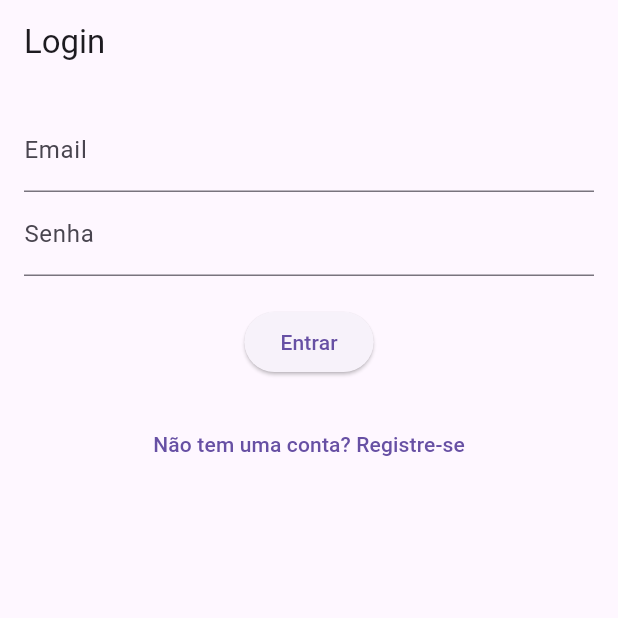
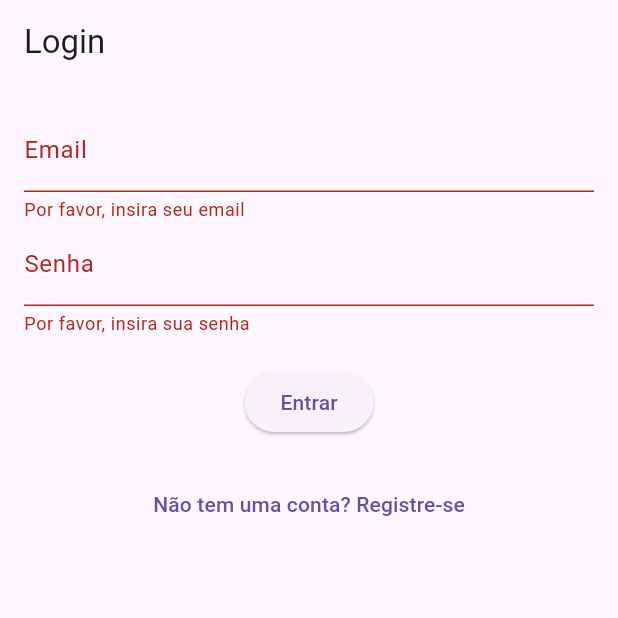
Before and after one commit to italoprobo/marquei, a Flutter app: the screen it shows after launch, after a tap on "Entrar", on a phone screen of 412 x 824 dp, the top half of it. Run offline on Flutter 3.47's test engine with Material 3 defaults, Android fonts, the phone set to English and light mode, and no system bars; our stand-ins replace carousel_slider, flutter_dotenv, geolocator, google_maps_flutter, image_picker, supabase_flutter; accounts and stored records are empty.

Commit message:
Implementa MVC no login

```diff
--- /dev/null
+++ b/marquei_frontend/marquei/lib/controllers/login_controller.dart
@@ -0,0 +1,24 @@
+// controllers/login_controller.dart
+import 'package:flutter/material.dart';
+import '../services/login_service.dart';
+
+class LoginController {
+  final emailController = TextEditingController();
+  final passwordController = TextEditingController();
+  final LoginService _loginService = LoginService();
+
+  Future<String?> login() async {
+    final email = emailController.text;
+    final password = passwordController.text;
+
+    try {
+      final response = await _loginService.login(email, password);
+      if (response.user == null) {
+        return 'Erro ao fazer login: usuário não encontrado.';
+      }
+      return null; // Sucesso
+    } catch (e) {
+      return 'Erro ao tentar logar: $e';
+    }
+  }
+}
--- /dev/null
+++ b/marquei_frontend/marquei/lib/services/login_service.dart
@@ -0,0 +1,10 @@
+// services/login_service.dart
+import 'package:supabase_flutter/supabase_flutter.dart';
+
+class LoginService {
+  final supabase = Supabase.instance.client;
+
+  Future<AuthResponse> login(String email, String password) async {
+    return await supabase.auth.signInWithPassword(email: email, password: password);
+  }
+}
--- a/marquei_frontend/marquei/lib/views/login.dart
+++ b/marquei_frontend/marquei/lib/views/login.dart
@@ -1,7 +1,8 @@
+// views/login_view.dart
 import 'package:flutter/material.dart';
-import 'package:marquei/views/home.dart';
-import 'package:marquei/views/singup.dart';
-import 'package:supabase_flutter/supabase_flutter.dart';
+import '../controllers/login_controller.dart';
+import 'home.dart';
+import 'singup.dart';
 
 class LoginScreen extends StatefulWidget {
   const LoginScreen({super.key});
@@ -11,28 +12,12 @@ class LoginScreen extends StatefulWidget {
 }
 
 class _LoginScreenState extends State<LoginScreen> {
-  final _emailController = TextEditingController();
-  final _passwordController = TextEditingController();
+  final _controller = LoginController();
+  final _formKey = GlobalKey<FormState>();
 
-  Future<void> _login() async {
-    final email = _emailController.text;
-    final password = _passwordController.text;
-
-    final response = await Supabase.instance.client.auth.signInWithPassword(
-      email: email,
-      password: password,
-    );
-
-    if (response.error != null) {
-      ScaffoldMessenger.of(context).showSnackBar(
-        SnackBar(content: Text('Erro: ${response.error!.message}')),
-      );
-    } else {
-      Navigator.pushReplacement(
-        context,
-        MaterialPageRoute(builder: (context) => const HomeScreen()),
-      );
-    }
+  // Função para exibir mensagens
+  void _showSnackBar(String message) {
+    ScaffoldMessenger.of(context).showSnackBar(SnackBar(content: Text(message)));
   }
 
   @override
@@ -41,20 +26,46 @@ class _LoginScreenState extends State<LoginScreen> {
       appBar: AppBar(title: const Text('Login')),
       body: Padding(
         padding: const EdgeInsets.all(16.0),
+        child: Form(
+          key: _formKey,
           child: Column(
             children: [
-            TextField(
-              controller: _emailController,
+              TextFormField(
+                controller: _controller.emailController,
                 decoration: const InputDecoration(labelText: 'Email'),
+                validator: (value) {
+                  if (value == null || value.isEmpty) {
+                    return 'Por favor, insira seu email';
+                  }
+                  return null;
+                },
               ),
-            TextField(
-              controller: _passwordController,
+              TextFormField(
+                controller: _controller.passwordController,
                 decoration: const InputDecoration(labelText: 'Senha'),
                 obscureText: true,
+                validator: (value) {
+                  if (value == null || value.isEmpty) {
+                    return 'Por favor, insira sua senha';
+                  }
+                  return null;
+                },
               ),
               const SizedBox(height: 20),
               ElevatedButton(
-              onPressed: _login,
+                onPressed: () async {
+                  if (_formKey.currentState!.validate()) {
+                    final result = await _controller.login();
+                    if (result == null) {
+                      Navigator.pushReplacement(
+                        context,
+                        MaterialPageRoute(builder: (context) => const HomeScreen()),
+                      );
+                    } else {
+                      _showSnackBar(result);
+                    }
+                  }
+                },
                 child: const Text('Entrar'),
               ),
               const SizedBox(height: 20),
@@ -70,10 +81,7 @@ class _LoginScreenState extends State<LoginScreen> {
             ],
           ),
         ),
+      ),
     );
   }
 }
-
-extension on AuthResponse {
-  get error => null;
-}
```
Lines whose indentation alone changed are shown as unchanged.
